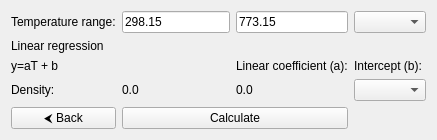
srebughini/ASALI, file GUI/Ubuntu/src/gui/ui/output/linear_regression_output_page.ui: the form before one commit.
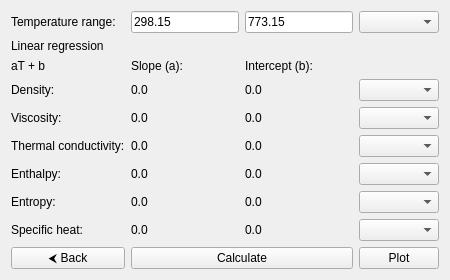
The form after the commit.

Commit message: Renamed plot and save to reactor plot and save, add linear regression calculator and plot button

```diff
--- a/GUI/Ubuntu/src/gui/ui/output/linear_regression_output_page.ui
+++ b/GUI/Ubuntu/src/gui/ui/output/linear_regression_output_page.ui
@@ -40,21 +40,21 @@
             </item>
 
             <!-- Row 2 -->
-            <item row="2" column="0" colspan="2">
+            <item row="2" column="0">
                 <widget class="QLabel" name="mathLabel">
                     <property name="text">
-                        <string>y=aT + b</string>
+                        <string>aT + b</string>
                     </property>
                 </widget>
             </item>
-            <item row="2" column="2">
+            <item row="2" column="1">
                 <widget class="QLabel" name="aLabel">
                     <property name="text">
-                        <string>Linear coefficient (a):</string>
+                        <string>Slope (a):</string>
                     </property>
                 </widget>
             </item>
-            <item row="2" column="3">
+            <item row="2" column="2">
                 <widget class="QLabel" name="bLabel">
                     <property name="text">
                         <string>Intercept (b):</string>
@@ -89,8 +89,146 @@
                 </widget>
             </item>
 
+            <!-- Row 4 -->
+            <item row="4" column="0">
+                <widget class="QLabel" name="muNameLabel">
+                    <property name="text">
+                        <string>Viscosity:</string>
+                    </property>
+                </widget>
+            </item>
+            <item row="4" column="1">
+                <widget class="QLabel" name="muALabel">
+                    <property name="text">
+                        <string>0.0</string>
+                    </property>
+                </widget>
+            </item>
+            <item row="4" column="2">
+                <widget class="QLabel" name="muBLabel">
+                    <property name="text">
+                        <string>0.0</string>
+                    </property>
+                </widget>
+            </item>
+            <item row="4" column="3">
+                <widget class="QComboBox" name="muComboBox">
+                </widget>
+            </item>
+
+
             <!-- Row 5 -->
             <item row="5" column="0">
+                <widget class="QLabel" name="condNameLabel">
+                    <property name="text">
+                        <string>Thermal conductivity:</string>
+                    </property>
+                </widget>
+            </item>
+            <item row="5" column="1">
+                <widget class="QLabel" name="condALabel">
+                    <property name="text">
+                        <string>0.0</string>
+                    </property>
+                </widget>
+            </item>
+            <item row="5" column="2">
+                <widget class="QLabel" name="condBLabel">
+                    <property name="text">
+                        <string>0.0</string>
+                    </property>
+                </widget>
+            </item>
+            <item row="5" column="3">
+                <widget class="QComboBox" name="condComboBox">
+                </widget>
+            </item>
+
+            <!-- Row 6 -->
+            <item row="6" column="0">
+                <widget class="QLabel" name="hNameLabel">
+                    <property name="text">
+                        <string>Enthalpy:</string>
+                    </property>
+                </widget>
+            </item>
+            <item row="6" column="1">
+                <widget class="QLabel" name="hALabel">
+                    <property name="text">
+                        <string>0.0</string>
+                    </property>
+                </widget>
+            </item>
+            <item row="6" column="2">
+                <widget class="QLabel" name="hBLabel">
+                    <property name="text">
+                        <string>0.0</string>
+                    </property>
+                </widget>
+            </item>
+            <item row="6" column="3">
+                <widget class="QComboBox" name="hComboBox">
+                </widget>
+            </item>
+
+            <!-- Row 7 -->
+            <item row="7" column="0">
+                <widget class="QLabel" name="sNameLabel">
+                    <property name="text">
+                        <string>Entropy:</string>
+                    </property>
+                </widget>
+            </item>
+            <item row="7" column="1">
+                <widget class="QLabel" name="sALabel">
+                    <property name="text">
+                        <string>0.0</string>
+                    </property>
+                </widget>
+            </item>
+            <item row="7" column="2">
+                <widget class="QLabel" name="sBLabel">
+                    <property name="text">
+                        <string>0.0</string>
+                    </property>
+                </widget>
+            </item>
+            <item row="7" column="3">
+                <widget class="QComboBox" name="sComboBox">
+                </widget>
+            </item>
+
+
+            <!-- Row 8 -->
+            <item row="8" column="0">
+                <widget class="QLabel" name="cpNameLabel">
+                    <property name="text">
+                        <string>Specific heat:</string>
+                    </property>
+                </widget>
+            </item>
+            <item row="8" column="1">
+                <widget class="QLabel" name="cpALabel">
+                    <property name="text">
+                        <string>0.0</string>
+                    </property>
+                </widget>
+            </item>
+            <item row="8" column="2">
+                <widget class="QLabel" name="cpBLabel">
+                    <property name="text">
+                        <string>0.0</string>
+                    </property>
+                </widget>
+            </item>
+            <item row="8" column="3">
+                <widget class="QComboBox" name="cpComboBox">
+                </widget>
+            </item>
+
+
+            <!-- Row 9 -->
+            <item row="9" column="0">
                 <widget class="QPushButton" name="backButton">
                     <property name="text">
                         <string>&#x2B9C; Back</string>
@@ -100,7 +238,7 @@
                     </property>
                 </widget>
             </item>
-            <item row="5" column="1" colspan="2">
+            <item row="9" column="1" colspan="2">
                 <widget class="QPushButton" name="calculateButton">
                     <property name="text">
                         <string>Calculate</string>
@@ -110,6 +248,16 @@
                     </property>
                 </widget>
             </item>
+            <item row="9" column="3">
+                <widget class="QPushButton" name="plotButton">
+                    <property name="text">
+                        <string>Plot</string>
+                    </property>
+                    <property name="toolTip">
+                        <string>Plot data</string>
+                    </property>
+                </widget>
+            </item>
         </layout>
     </widget>
 </ui>
```
The commit also changes 11 other files.
